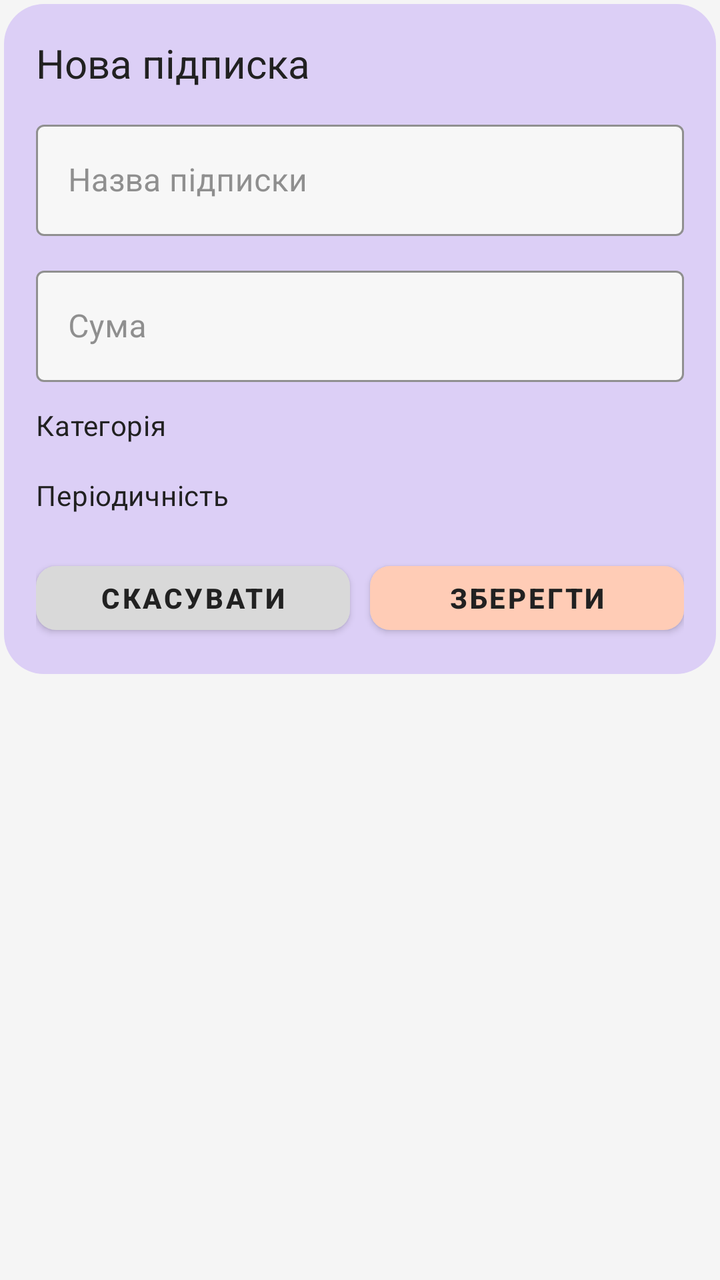
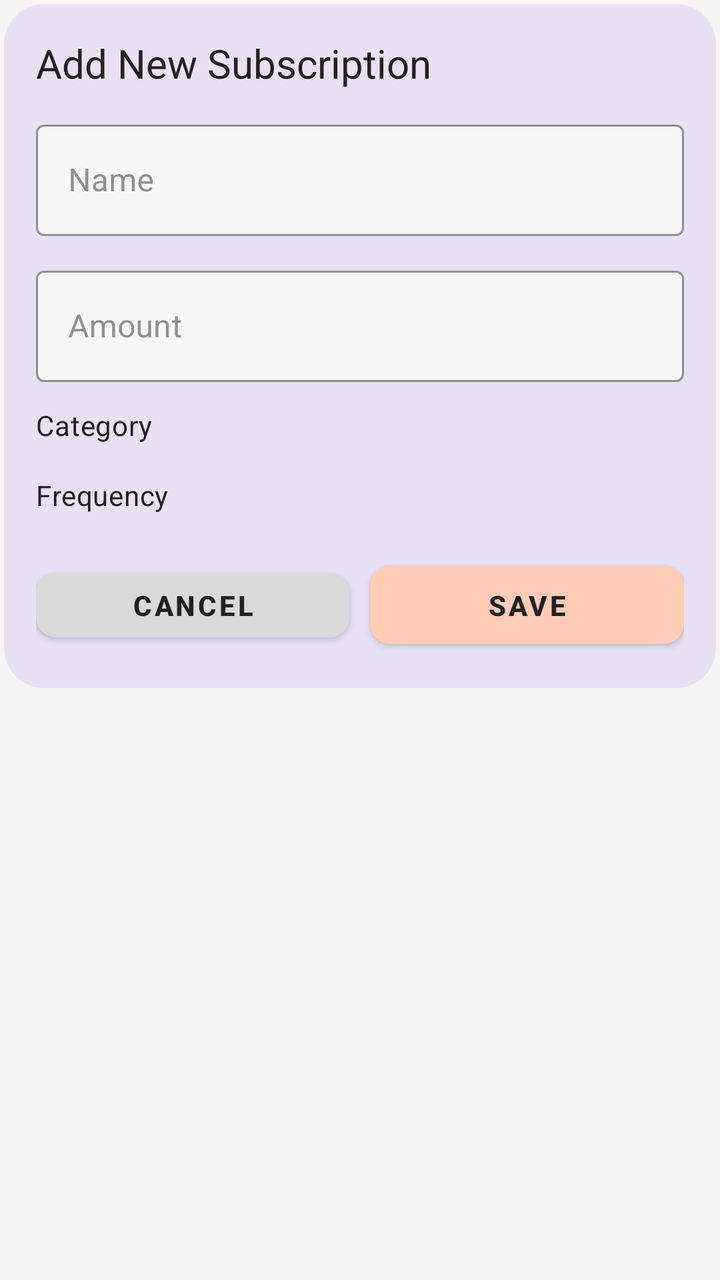

Screens rendered from an Android XML layout before and after an edit, with the pre-edit source and the edit as a unified diff.
<!-- AndroidManifest.xml: application theme Theme.TASKFORGE -->
<!-- res/layout/dialog_subscription.xml -->
<?xml version="1.0" encoding="utf-8"?>
<ScrollView xmlns:android="http://schemas.android.com/apk/res/android"
    android:layout_width="match_parent"
    android:layout_height="wrap_content"
    android:clipToPadding="false"
    android:padding="2dp">

    <LinearLayout
        android:layout_width="match_parent"
        android:layout_height="wrap_content"
        android:background="@drawable/bg_dialog_surface"
        android:orientation="vertical"
        android:padding="16dp">

        <TextView
            android:layout_width="wrap_content"
            android:layout_height="wrap_content"
            android:text="Нова підписка"
            android:textAppearance="@style/TextAppearance.TaskForge.Headline2"
            android:textColor="@color/ui_heading_text" />

        <com.google.android.material.textfield.TextInputLayout
            style="@style/Widget.TaskForge.TextInputLayout.Dialog"
            android:layout_width="match_parent"
            android:layout_height="wrap_content"
            android:layout_marginTop="12dp"
            android:hint="Назва підписки">

            <com.google.android.material.textfield.TextInputEditText
                android:id="@+id/etSubscriptionTitle"
                style="@style/Widget.TaskForge.EditText"
                android:layout_width="match_parent"
                android:layout_height="wrap_content" />
        </com.google.android.material.textfield.TextInputLayout>

        <com.google.android.material.textfield.TextInputLayout
            style="@style/Widget.TaskForge.TextInputLayout.Dialog"
            android:layout_width="match_parent"
            android:layout_height="wrap_content"
            android:layout_marginTop="12dp"
            android:hint="Сума">

            <com.google.android.material.textfield.TextInputEditText
                android:id="@+id/etSubscriptionAmount"
                style="@style/Widget.TaskForge.EditText"
                android:layout_width="match_parent"
                android:layout_height="wrap_content"
                android:inputType="numberDecimal" />
        </com.google.android.material.textfield.TextInputLayout>

        <TextView
            android:layout_width="wrap_content"
            android:layout_height="wrap_content"
            android:layout_marginTop="12dp"
            android:text="Категорія"
            android:textAppearance="@style/TextAppearance.TaskForge.Caption"
            android:textColor="@color/ui_heading_text" />

        <Spinner
            android:id="@+id/spSubscriptionCategory"
            android:layout_width="match_parent"
            android:layout_height="wrap_content"
            android:layout_marginTop="4dp"
            android:background="@drawable/bg_dialog_field" />

        <TextView
            android:layout_width="wrap_content"
            android:layout_height="wrap_content"
            android:layout_marginTop="12dp"
            android:text="Періодичність"
            android:textAppearance="@style/TextAppearance.TaskForge.Caption"
            android:textColor="@color/ui_heading_text" />

        <Spinner
            android:id="@+id/spSubscriptionInterval"
            android:layout_width="match_parent"
            android:layout_height="wrap_content"
            android:layout_marginTop="4dp"
            android:background="@drawable/bg_dialog_field" />

        <LinearLayout
            android:layout_width="match_parent"
            android:layout_height="wrap_content"
            android:layout_marginTop="16dp"
            android:gravity="end"
            android:orientation="horizontal">

            <com.google.android.material.button.MaterialButton
                android:id="@+id/btnCancelDialog"
                style="@style/Widget.TaskForge.Button.DialogCancel"
                android:layout_width="0dp"
                android:layout_height="wrap_content"
                android:layout_weight="1"
                android:text="Скасувати" />

            <com.google.android.material.button.MaterialButton
                android:id="@+id/btnSaveDialog"
                style="@style/Widget.TaskForge.Button.DialogSave"
                android:layout_width="0dp"
                android:layout_height="wrap_content"
                android:layout_marginStart="10dp"
                android:layout_weight="1"
                android:text="Зберегти" />
        </LinearLayout>
    </LinearLayout>
</ScrollView>
<!-- resources referenced by this layout -->
<resources>
  <color name="ui_heading_text">#212121</color>
  <!-- drawable bg_dialog_field (drawable) -->
  <?xml version="1.0" encoding="utf-8"?>
  <shape xmlns:android="http://schemas.android.com/apk/res/android" android:shape="rectangle">
      <solid android:color="#F7F7F7" />
      <stroke android:width="1dp" android:color="#B8AFC9" />
      <corners android:radius="10dp" />
  </shape>
  <!-- drawable bg_dialog_surface (drawable) -->
  <?xml version="1.0" encoding="utf-8"?>
  <shape xmlns:android="http://schemas.android.com/apk/res/android" android:shape="rectangle">
      <solid android:color="@color/ui_accent_secondary" />
      <corners android:radius="20dp" />
  </shape>
  <style name="TextAppearance.TaskForge.Caption" parent="TextAppearance.Material3.BodyMedium">
          <item name="android:textSize">14sp</item>
          <item name="android:textStyle">normal</item>
          <item name="android:fontFamily">sans-serif-medium</item>
          <item name="android:textColor">@color/ui_hint_text</item>
      </style>
  <style name="Widget.TaskForge.Button.DialogSave" parent="Widget.MaterialComponents.Button">
          <item name="android:minHeight">44dp</item>
          <item name="cornerRadius">10dp</item>
          <item name="backgroundTint">@color/ui_accent_primary</item>
          <item name="android:textColor">@color/ui_heading_text</item>
          <item name="android:fontFamily">sans-serif-medium</item>
      </style>
  <style name="Theme.TASKFORGE" parent="Base.Theme.TASKFORGE" />
  <color name="ui_accent_secondary">#DCCFF6</color>
  <color name="ui_hint_text">#8E8E8E</color>
  <color name="ui_button_neutral">#D9D9D9</color>
  <color name="ui_accent_primary">#FFCCB6</color>
  <color name="ui_body_text">#4A4A4A</color>
  <color name="white">#FFFFFFFF</color>
  <color name="ui_background">#F5F5F5</color>
  <style name="TextAppearance.TaskForge.Headline1" parent="TextAppearance.Material3.HeadlineLarge">
          <item name="android:textSize">24sp</item>
          <item name="android:textStyle">bold</item>
          <item name="android:fontFamily">sans-serif</item>
          <item name="android:textColor">@color/ui_heading_text</item>
      </style>
  <style name="TextAppearance.TaskForge.Body" parent="TextAppearance.Material3.BodyLarge">
          <item name="android:textSize">16sp</item>
          <item name="android:textStyle">normal</item>
          <item name="android:fontFamily">sans-serif</item>
          <item name="android:textColor">@color/ui_body_text</item>
      </style>
  <style name="Widget.TaskForge.FAB" parent="Widget.MaterialComponents.FloatingActionButton">
          <item name="backgroundTint">@color/ui_accent_primary</item>
          <item name="tint">@color/white</item>
      </style>
  <style name="Widget.TaskForge.BottomNavigationView" parent="Widget.MaterialComponents.BottomNavigationView">
          <item name="itemIconTint">@color/bottom_nav_tint</item>
          <item name="itemTextColor">@color/bottom_nav_tint</item>
          <item name="android:background">@color/white</item>
      </style>
  <style name="ThemeOverlay.TaskForge.MaterialAlertDialog" parent="ThemeOverlay.MaterialComponents.MaterialAlertDialog">
          <item name="materialAlertDialogBodyTextStyle">@style/TextAppearance.TaskForge.Body</item>
          <item name="shapeAppearanceOverlay">@style/ShapeAppearanceOverlay.TaskForge.Dialog</item>
      </style>
  <color name="ui_card_border">#E0E0E0</color>
  <style name="ShapeAppearanceOverlay.TaskForge.Dialog" parent="">
          <item name="cornerFamily">rounded</item>
          <item name="cornerSize">20dp</item>
      </style>
  <!-- unchanged entries left out for length: 8 -->
</resources>

<!-- the commit's change to res/layout/dialog_subscription.xml (unified diff, before → after) -->
@@ -15,7 +15,7 @@
         <TextView
             android:layout_width="wrap_content"
             android:layout_height="wrap_content"
-            android:text="Нова підписка"
+            android:text="Add New Subscription"
             android:textAppearance="@style/TextAppearance.TaskForge.Headline2"
             android:textColor="@color/ui_heading_text" />
 
@@ -24,7 +24,7 @@
             android:layout_width="match_parent"
             android:layout_height="wrap_content"
             android:layout_marginTop="12dp"
-            android:hint="Назва підписки">
+            android:hint="Name">
 
             <com.google.android.material.textfield.TextInputEditText
                 android:id="@+id/etSubscriptionTitle"
@@ -38,7 +38,7 @@
             android:layout_width="match_parent"
             android:layout_height="wrap_content"
             android:layout_marginTop="12dp"
-            android:hint="Сума">
+            android:hint="Amount">
 
             <com.google.android.material.textfield.TextInputEditText
                 android:id="@+id/etSubscriptionAmount"
@@ -52,7 +52,7 @@
             android:layout_width="wrap_content"
             android:layout_height="wrap_content"
             android:layout_marginTop="12dp"
-            android:text="Категорія"
+            android:text="Category"
             android:textAppearance="@style/TextAppearance.TaskForge.Caption"
             android:textColor="@color/ui_heading_text" />
 
@@ -67,7 +67,7 @@
             android:layout_width="wrap_content"
             android:layout_height="wrap_content"
             android:layout_marginTop="12dp"
-            android:text="Періодичність"
+            android:text="Frequency"
             android:textAppearance="@style/TextAppearance.TaskForge.Caption"
             android:textColor="@color/ui_heading_text" />
 
@@ -91,7 +91,7 @@
                 android:layout_width="0dp"
                 android:layout_height="wrap_content"
                 android:layout_weight="1"
-                android:text="Скасувати" />
+                android:text="Cancel" />
 
             <com.google.android.material.button.MaterialButton
                 android:id="@+id/btnSaveDialog"
@@ -100,7 +100,7 @@
                 android:layout_height="wrap_content"
                 android:layout_marginStart="10dp"
                 android:layout_weight="1"
-                android:text="Зберегти" />
+                android:text="Save" />
         </LinearLayout>
     </LinearLayout>
 </ScrollView>
<!-- resource entries referenced after the edit -->
@@ -11,7 +11,7 @@
   <!-- drawable bg_dialog_surface (drawable) -->
   <?xml version="1.0" encoding="utf-8"?>
   <shape xmlns:android="http://schemas.android.com/apk/res/android" android:shape="rectangle">
-      <solid android:color="@color/ui_accent_secondary" />
+      <solid android:color="@color/ui_accent_secondary_light" />
       <corners android:radius="20dp" />
   </shape>
   <style name="TextAppearance.TaskForge.Caption" parent="TextAppearance.Material3.BodyMedium">
@@ -23,11 +23,13 @@
   <style name="Widget.TaskForge.Button.DialogSave" parent="Widget.MaterialComponents.Button">
           <item name="android:minHeight">44dp</item>
           <item name="cornerRadius">10dp</item>
+          <item name="android:padding">10dp</item>
           <item name="backgroundTint">@color/ui_accent_primary</item>
           <item name="android:textColor">@color/ui_heading_text</item>
           <item name="android:fontFamily">sans-serif-medium</item>
       </style>
   <style name="Theme.TASKFORGE" parent="Base.Theme.TASKFORGE" />
+  <color name="ui_accent_secondary_light">#E8E1F2</color>
   <color name="ui_accent_secondary">#DCCFF6</color>
   <color name="ui_hint_text">#8E8E8E</color>
   <color name="ui_button_neutral">#D9D9D9</color>
